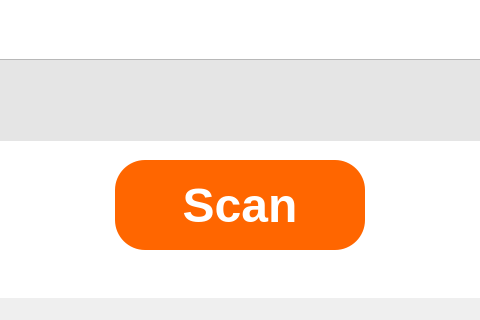
Jonnykoder/RTHM-Device, file userInterface/designerFiles/Name.ui: the form before one commit; both pictures show x 272 to 752 and y 280 to 600 of the 1024 by 600 pixel window.
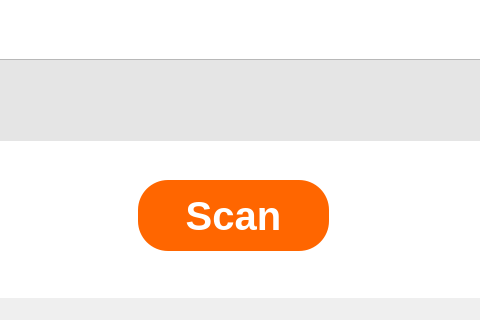
The form after the commit. Icons and pictures are not drawn.

Diff of the .ui file:
```diff
--- a/userInterface/designerFiles/Name.ui
+++ b/userInterface/designerFiles/Name.ui
@@ -132,37 +132,6 @@
 &lt;p style=&quot;-qt-paragraph-type:empty; margin-top:0px; margin-bottom:0px; margin-left:0px; margin-right:0px; -qt-block-indent:0; text-indent:0px;&quot;&gt;&lt;br /&gt;&lt;/p&gt;&lt;/body&gt;&lt;/html&gt;</string>
     </property>
    </widget>
-   <widget class="QLabel" name="btnScan">
-    <property name="geometry">
-     <rect>
-      <x>387</x>
-      <y>440</y>
-      <width>250</width>
-      <height>90</height>
-     </rect>
-    </property>
-    <property name="font">
-     <font>
-      <pointsize>36</pointsize>
-      <weight>75</weight>
-      <bold>true</bold>
-     </font>
-    </property>
-    <property name="styleSheet">
-     <string notr="true">background-color: rgb(255, 102, 0);
-border-radius:30px;
-color: #ffffff;</string>
-    </property>
-    <property name="frameShape">
-     <enum>QFrame::Box</enum>
-    </property>
-    <property name="text">
-     <string>Scan</string>
-    </property>
-    <property name="alignment">
-     <set>Qt::AlignCenter</set>
-    </property>
-   </widget>
    <widget class="QLabel" name="lblHome">
     <property name="geometry">
      <rect>
@@ -182,6 +151,31 @@
      <bool>true</bool>
     </property>
    </widget>
+   <widget class="QPushButton" name="btnScan">
+    <property name="geometry">
+     <rect>
+      <x>410</x>
+      <y>460</y>
+      <width>191</width>
+      <height>71</height>
+     </rect>
+    </property>
+    <property name="font">
+     <font>
+      <pointsize>30</pointsize>
+      <weight>75</weight>
+      <bold>true</bold>
+     </font>
+    </property>
+    <property name="styleSheet">
+     <string notr="true">background-color: rgb(255, 102, 0);
+border-radius:30px;
+color: #ffffff;</string>
+    </property>
+    <property name="text">
+     <string>Scan</string>
+    </property>
+   </widget>
   </widget>
   <widget class="QMenuBar" name="menubar">
    <property name="geometry">
```
Left out of the diff: 6 changed lines with no effect on the pictures.
